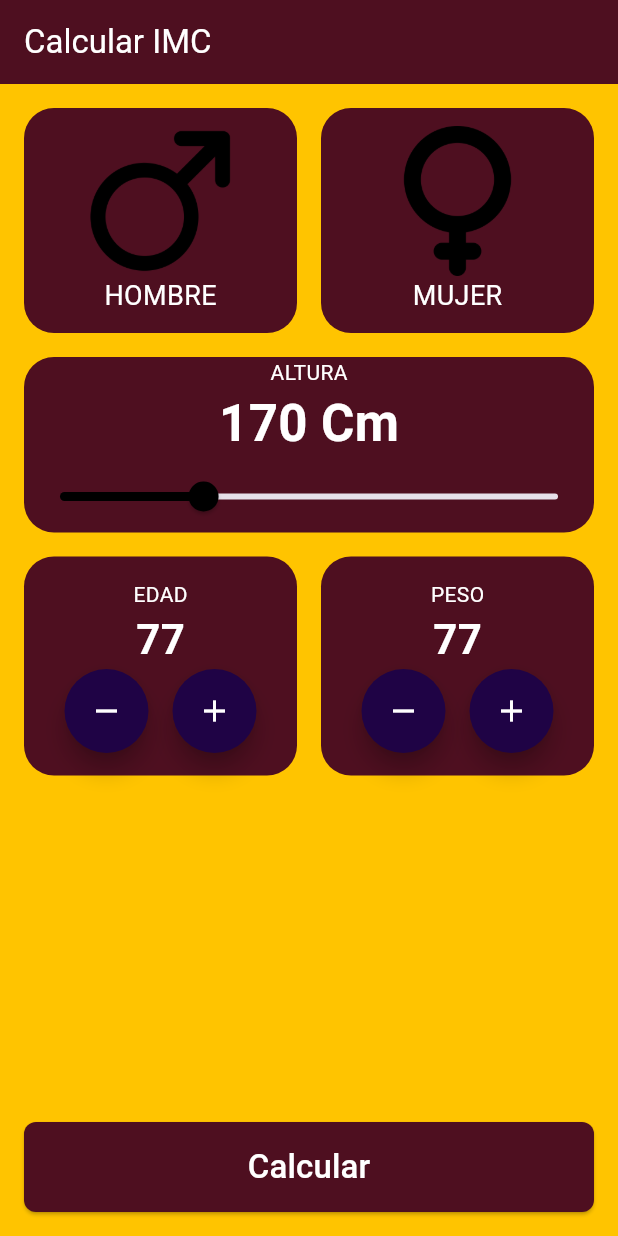
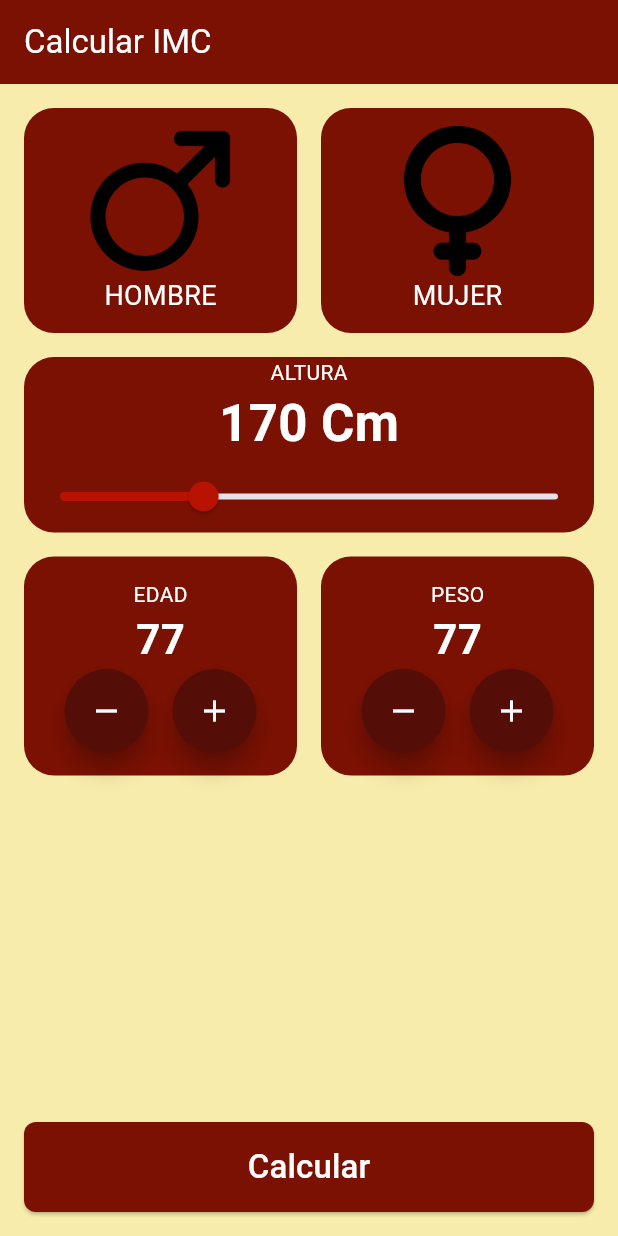
Before and after one commit to valu2208/AsaderoLaCeiba, a Flutter app: the screen it shows after launch, on a phone screen of 412 x 824 dp. Run offline on Flutter 3.47's test engine with Material 3 defaults, Android fonts, the phone set to English and light mode, and no system bars.

Commit message:
Actualizar colores del frontend

```diff
--- a/frontend/lib/core/colores.dart
+++ b/frontend/lib/core/colores.dart
@@ -1,16 +1,20 @@
 import 'package:flutter/material.dart';
 
 class AppColors {
-  //definimos los colores
-  //color primario
-  static const Color primary = Color(0xFF000000);
-  //color secundario
-  static const Color secondary = Color(0xFF1F0345);
-  //color destacado
-  static const Color accent = Color(0xFFFFC400);
+  // Colores principales de Asadero La Ceiba
+  static const Color asphalt = Color(0xFF1C0A0A);
+  static const Color earthBrown = Color(0xFF550D08);
+  static const Color demonicPresence = Color(0xFF7B1103);
+  static const Color redPrayerFlag = Color(0xFFB81202);
+  static const Color goldSand = Color(0xFFF8ECAC);
 
-  //BACKGROUNDS
-  static const Color fondo = Color(0xFF0E0F20);
-  static const Color fondoComponentes = Color(0xFF0E0F20);
-  static const Color fondoComponentesSeleccionado = Color(0xFF4E0F20);
+  // Colores de la aplicación
+  static const Color primary = redPrayerFlag;
+  static const Color secondary = earthBrown;
+  static const Color accent = goldSand;
+
+  // Fondos
+  static const Color fondo = asphalt;
+  static const Color fondoComponentes = earthBrown;
+  static const Color fondoComponentesSeleccionado = demonicPresence;
 }
```
